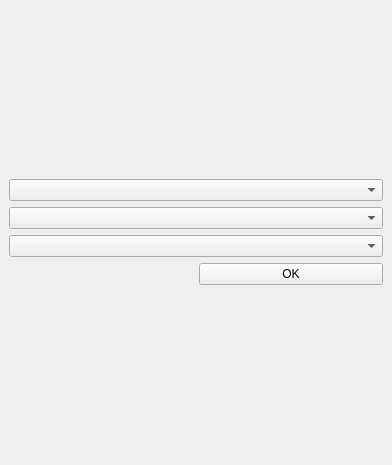
First picture: the form in main_window1.ui, repository gospodarka-przestrzenna/Vincula, before the edit.
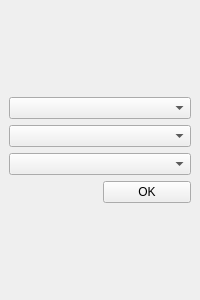
Second picture: the form after the edit. Custom widgets are drawn as their Qt base class.

```diff
--- a/main_window1.ui
+++ b/main_window1.ui
@@ -6,14 +6,14 @@
    <rect>
     <x>0</x>
     <y>0</y>
-    <width>392</width>
-    <height>465</height>
+    <width>200</width>
+    <height>300</height>
    </rect>
   </property>
   <property name="minimumSize">
    <size>
-    <width>392</width>
-    <height>465</height>
+    <width>200</width>
+    <height>300</height>
    </size>
   </property>
   <property name="windowTitle">
@@ -23,6 +23,12 @@
    <layout class="QGridLayout" name="gridLayout">
     <item row="0" column="0">
      <layout class="QGridLayout" name="gridLayout_2">
+      <item row="1" column="0" colspan="2">
+       <widget class="QComboBox" name="warstwaBox"/>
+      </item>
+      <item row="2" column="0" colspan="2">
+       <widget class="QComboBox" name="comboBox_3"/>
+      </item>
       <item row="3" column="1">
        <widget class="QPushButton" name="pushButton_2">
         <property name="text">
@@ -31,19 +37,20 @@
        </widget>
       </item>
       <item row="0" column="0" colspan="2">
-       <widget class="QComboBox" name="comboBox_2"/>
-      </item>
-      <item row="1" column="0" colspan="2">
-       <widget class="QComboBox" name="comboBox"/>
-      </item>
-      <item row="2" column="0" colspan="2">
-       <widget class="QComboBox" name="comboBox_3"/>
+       <widget class="QgsMapLayerComboBox" name="LayerComboQ"/>
       </item>
      </layout>
     </item>
    </layout>
   </widget>
  </widget>
+ <customwidgets>
+  <customwidget>
+   <class>QgsMapLayerComboBox</class>
+   <extends>QComboBox</extends>
+   <header>qgsmaplayercombobox.h</header>
+  </customwidget>
+ </customwidgets>
  <resources/>
  <connections/>
 </ui>
```
Left out of the diff: 2 changed lines with no effect on the pictures.
